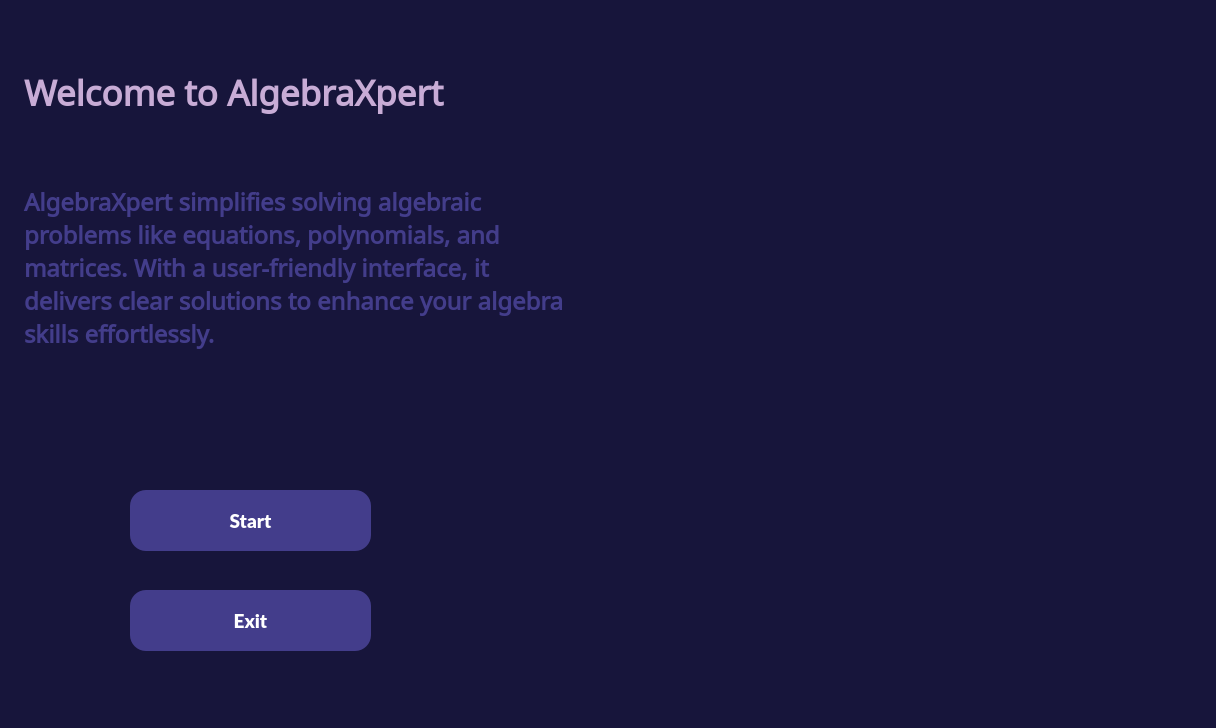
AbdallahSalah003/AlgebraXpert, file algebraxpert.ui: the form before one commit.
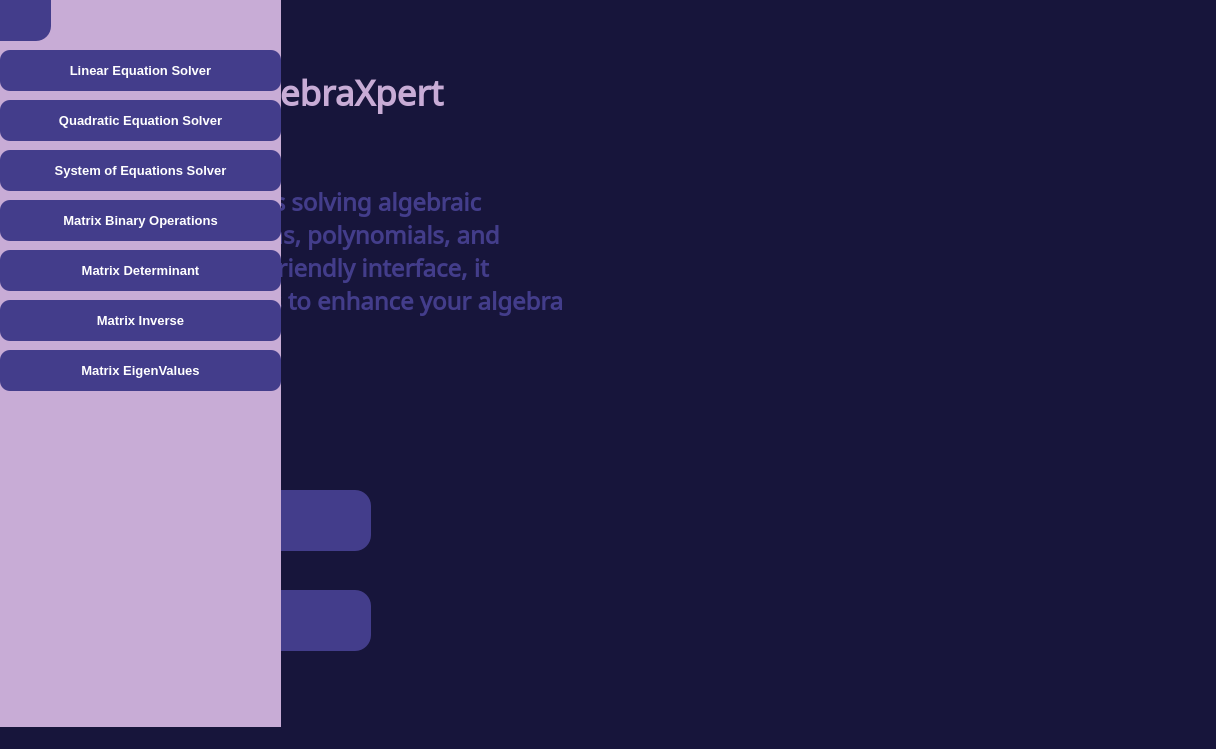
The form after the commit. Icons and pictures are not drawn.

```diff
--- a/algebraxpert.ui
+++ b/algebraxpert.ui
@@ -7,7 +7,7 @@
     <x>0</x>
     <y>0</y>
     <width>1216</width>
-    <height>728</height>
+    <height>749</height>
    </rect>
   </property>
   <property name="font">
@@ -24,6 +24,12 @@
   <property name="windowTitle">
    <string>AlgebraXpert</string>
   </property>
+  <property name="windowIcon">
+   <iconset theme="QIcon::ThemeIcon::GoHome"/>
+  </property>
+  <property name="autoFillBackground">
+   <bool>false</bool>
+  </property>
   <property name="styleSheet">
    <string notr="true">background-color: #17153B</string>
   </property>
@@ -216,6 +222,279 @@
      </size>
     </property>
    </widget>
+   <widget class="QWidget" name="sideBar" native="true">
+    <property name="geometry">
+     <rect>
+      <x>0</x>
+      <y>0</y>
+      <width>281</width>
+      <height>749</height>
+     </rect>
+    </property>
+    <property name="sizePolicy">
+     <sizepolicy hsizetype="Expanding" vsizetype="Expanding">
+      <horstretch>0</horstretch>
+      <verstretch>0</verstretch>
+     </sizepolicy>
+    </property>
+    <property name="styleSheet">
+     <string notr="true">background-color: #c8acd6</string>
+    </property>
+    <widget class="QPushButton" name="backButton">
+     <property name="geometry">
+      <rect>
+       <x>0</x>
+       <y>0</y>
+       <width>51</width>
+       <height>41</height>
+      </rect>
+     </property>
+     <property name="styleSheet">
+      <string notr="true">QPushButton {
+    font-family: 'Lato', sans-serif;
+    font-size: 14pt;
+    font-weight: 700;
+    color: #ffffff;
+    background-color: #433D8B;
+    border: none;
+    border-top-left-radius: 0px;
+    border-top-right-radius: 0px;
+    border-bottom-left-radius: 0px;
+    border-bottom-right-radius: 15px;
+    padding: 10px 20px; /* Adjust padding for button size */
+    text-align: center;
+}
+
+QPushButton:hover {
+    background-color: #2E236C;
+    opacity: 0.5; /* Fade effect on hover */
+}</string>
+     </property>
+     <property name="text">
+      <string/>
+     </property>
+     <property name="icon">
+      <iconset theme="QIcon::ThemeIcon::GoHome"/>
+     </property>
+    </widget>
+    <widget class="QPushButton" name="linearEquationSolverButton">
+     <property name="geometry">
+      <rect>
+       <x>0</x>
+       <y>50</y>
+       <width>281</width>
+       <height>41</height>
+      </rect>
+     </property>
+     <property name="styleSheet">
+      <string notr="true">QPushButton {
+    font-family: 'Lato', sans-serif;
+    font-size: 10pt;
+    font-weight: 700;
+    color: #ffffff;
+    background-color: #433D8B;
+    border: none;
+    border-radius: 10px;
+    padding: 10px 20px; /* Adjust padding for button size */
+    text-align: center;
+}
+
+QPushButton:hover {
+    background-color: #2E236C;
+    opacity: 0.5; /* Fade effect on hover */
+}</string>
+     </property>
+     <property name="text">
+      <string>Linear Equation Solver</string>
+     </property>
+    </widget>
+    <widget class="QPushButton" name="quadraticEquationSolverButton">
+     <property name="geometry">
+      <rect>
+       <x>0</x>
+       <y>100</y>
+       <width>281</width>
+       <height>41</height>
+      </rect>
+     </property>
+     <property name="styleSheet">
+      <string notr="true">QPushButton {
+    font-family: 'Lato', sans-serif;
+    font-size: 10pt;
+    font-weight: 700;
+    color: #ffffff;
+    background-color: #433D8B;
+    border: none;
+    border-radius: 10px;
+    padding: 10px 20px; /* Adjust padding for button size */
+    text-align: center;
+}
+
+QPushButton:hover {
+    background-color: #2E236C;
+    opacity: 0.5; /* Fade effect on hover */
+}</string>
+     </property>
+     <property name="text">
+      <string>Quadratic Equation Solver</string>
+     </property>
+    </widget>
+    <widget class="QPushButton" name="systemEquationsSolverButton">
+     <property name="geometry">
+      <rect>
+       <x>0</x>
+       <y>150</y>
+       <width>281</width>
+       <height>41</height>
+      </rect>
+     </property>
+     <property name="styleSheet">
+      <string notr="true">QPushButton {
+    font-family: 'Lato', sans-serif;
+    font-size: 10pt;
+    font-weight: 700;
+    color: #ffffff;
+    background-color: #433D8B;
+    border: none;
+    border-radius: 10px;
+    padding: 10px 20px; /* Adjust padding for button size */
+    text-align: center;
+}
+
+QPushButton:hover {
+    background-color: #2E236C;
+    opacity: 0.5; /* Fade effect on hover */
+}</string>
+     </property>
+     <property name="text">
+      <string>System of Equations Solver</string>
+     </property>
+    </widget>
+    <widget class="QPushButton" name="matrixBinaryOperationsButton">
+     <property name="geometry">
+      <rect>
+       <x>0</x>
+       <y>200</y>
+       <width>281</width>
+       <height>41</height>
+      </rect>
+     </property>
+     <property name="styleSheet">
+      <string notr="true">QPushButton {
+    font-family: 'Lato', sans-serif;
+    font-size: 10pt;
+    font-weight: 700;
+    color: #ffffff;
+    background-color: #433D8B;
+    border: none;
+    border-radius: 10px;
+    padding: 10px 20px; /* Adjust padding for button size */
+    text-align: center;
+}
+
+QPushButton:hover {
+    background-color: #2E236C;
+    opacity: 0.5; /* Fade effect on hover */
+}</string>
+     </property>
+     <property name="text">
+      <string>Matrix Binary Operations</string>
+     </property>
+    </widget>
+    <widget class="QPushButton" name="matrixDeterminantButton">
+     <property name="geometry">
+      <rect>
+       <x>0</x>
+       <y>250</y>
+       <width>281</width>
+       <height>41</height>
+      </rect>
+     </property>
+     <property name="styleSheet">
+      <string notr="true">QPushButton {
+    font-family: 'Lato', sans-serif;
+    font-size: 10pt;
+    font-weight: 700;
+    color: #ffffff;
+    background-color: #433D8B;
+    border: none;
+    border-radius: 10px;
+    padding: 10px 20px; /* Adjust padding for button size */
+    text-align: center;
+}
+
+QPushButton:hover {
+    background-color: #2E236C;
+    opacity: 0.5; /* Fade effect on hover */
+}</string>
+     </property>
+     <property name="text">
+      <string>Matrix Determinant</string>
+     </property>
+    </widget>
+    <widget class="QPushButton" name="matrixInverseButton">
+     <property name="geometry">
+      <rect>
+       <x>0</x>
+       <y>300</y>
+       <width>281</width>
+       <height>41</height>
+      </rect>
+     </property>
+     <property name="styleSheet">
+      <string notr="true">QPushButton {
+    font-family: 'Lato', sans-serif;
+    font-size: 10pt;
+    font-weight: 700;
+    color: #ffffff;
+    background-color: #433D8B;
+    border: none;
+    border-radius: 10px;
+    padding: 10px 20px; /* Adjust padding for button size */
+    text-align: center;
+}
+
+QPushButton:hover {
+    background-color: #2E236C;
+    opacity: 0.5; /* Fade effect on hover */
+}</string>
+     </property>
+     <property name="text">
+      <string>Matrix Inverse</string>
+     </property>
+    </widget>
+    <widget class="QPushButton" name="matrixEigenValuesButton">
+     <property name="geometry">
+      <rect>
+       <x>0</x>
+       <y>350</y>
+       <width>281</width>
+       <height>41</height>
+      </rect>
+     </property>
+     <property name="styleSheet">
+      <string notr="true">QPushButton {
+    font-family: 'Lato', sans-serif;
+    font-size: 10pt;
+    font-weight: 700;
+    color: #ffffff;
+    background-color: #433D8B;
+    border: none;
+    border-radius: 10px;
+    padding: 10px 20px; /* Adjust padding for button size */
+    text-align: center;
+}
+
+QPushButton:hover {
+    background-color: #2E236C;
+    opacity: 0.5; /* Fade effect on hover */
+}</string>
+     </property>
+     <property name="text">
+      <string>Matrix EigenValues</string>
+     </property>
+    </widget>
+   </widget>
   </widget>
   <widget class="QMenuBar" name="menubar">
    <property name="geometry">
```
